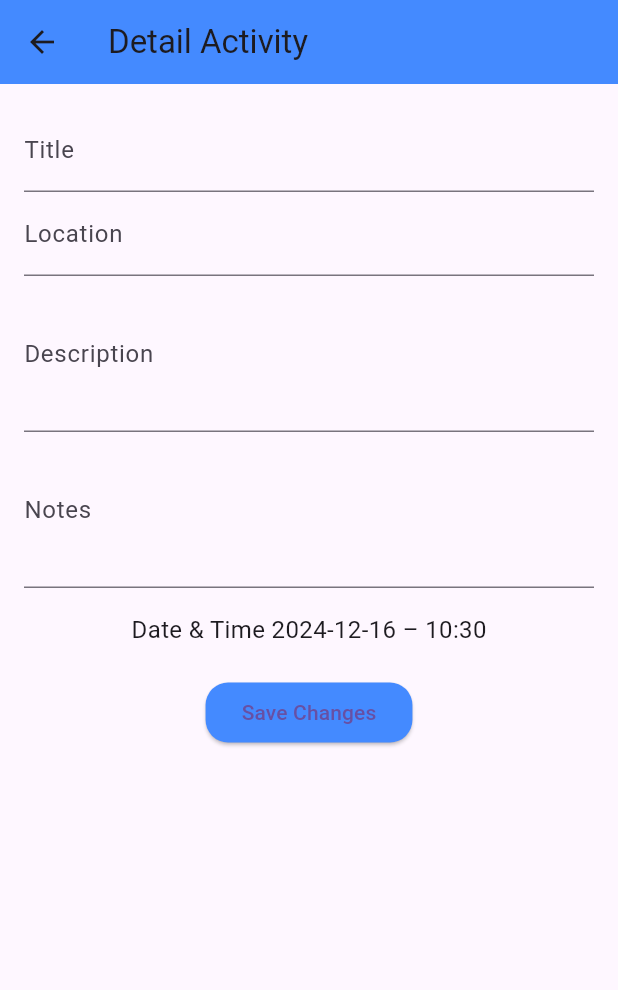
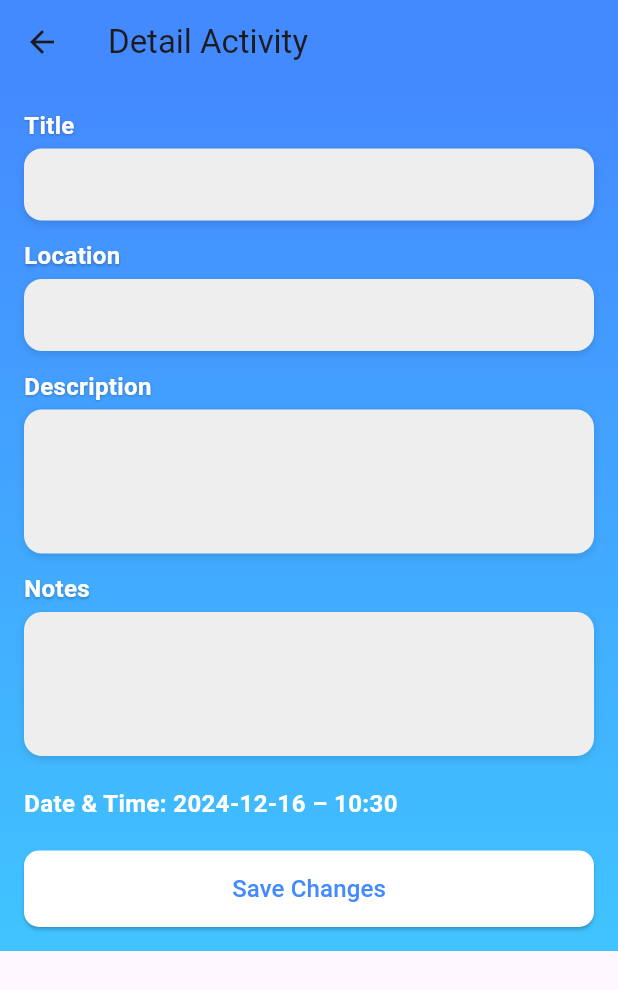
Before and after one commit to alvinoer/fp_what_todo, a Flutter app: the DetailActivityPage screen opened directly with empty values, on a phone screen of 412 x 824 dp. Shown: the top 990 px of the screen. Run offline on Flutter 3.47's test engine with Material 3 defaults, Android fonts, the phone set to English and light mode, and no system bars; our stand-ins replace cloud_firestore, firebase_core; accounts and stored records are empty.

Commit message:
update alya

```diff
--- a/lib/detail_page.dart
+++ b/lib/detail_page.dart
@@ -59,35 +59,58 @@ class _DetailActivityPageState extends State<DetailActivityPage> {
         title: const Text('Detail Activity'),
         backgroundColor: Colors.blueAccent,
       ),
-      body: SingleChildScrollView(
+      body: Container(
+        decoration: const BoxDecoration(
+          gradient: LinearGradient(
+            colors: [Colors.blueAccent, Colors.lightBlueAccent],
+            begin: Alignment.topCenter,
+            end: Alignment.bottomCenter,
+          ),
+        ),
+        child: SingleChildScrollView(
           padding: const EdgeInsets.all(16.0),
           child: Column(
+            crossAxisAlignment: CrossAxisAlignment.start,
             children: [
-            TextField(
-              controller: titleController,
-              decoration: InputDecoration(labelText: 'Title'),
+              // Title Field
+              buildLabel("Title"),
+              buildDecoratedTextField(titleController),
+              const SizedBox(height: 12),
+
+              // Location Field
+              buildLabel("Location"),
+              buildDecoratedTextField(locationController),
+              const SizedBox(height: 12),
+
+              // Description Field
+              buildLabel("Description"),
+              buildDecoratedTextField(descriptionController, maxLines: 3),
+              const SizedBox(height: 12),
+
+              // Notes Field
+              buildLabel("Notes"),
+              buildDecoratedTextField(notesController, maxLines: 3),
+              const SizedBox(height: 20),
+
+              // Date and Time
+              Text(
+                'Date & Time: ${DateFormat('yyyy-MM-dd – HH:mm').format(dateTime)}',
+                style: const TextStyle(fontSize: 16, fontWeight: FontWeight.bold, color: Colors.white),
               ),
-            TextField(
-              controller: locationController,
-              decoration: InputDecoration(labelText: 'Location'),
+              const SizedBox(height: 20),
+
+              // Save Button
+              Center(
+                child: SizedBox(
+                  width: double.infinity,
+                  child: ElevatedButton(
+                    style: ElevatedButton.styleFrom(
+                      backgroundColor: Colors.white,
+                      padding: const EdgeInsets.symmetric(vertical: 14),
+                      shape: RoundedRectangleBorder(
+                        borderRadius: BorderRadius.circular(10),
                       ),
-            TextField(
-              controller: descriptionController,
-              decoration: InputDecoration(labelText: 'Description'),
-              maxLines: 3,
                     ),
-            TextField(
-              controller: notesController,
-              decoration: InputDecoration(labelText: 'Notes'),
-              maxLines: 3,
-            ),
-            SizedBox(height: 16),
-            Text(
-              'Date & Time ${DateFormat('yyyy-MM-dd – HH:mm').format(dateTime)}',
-              style: TextStyle(fontSize: 16),
-            ),
-            SizedBox(height: 20),
-            ElevatedButton(
                     onPressed: () async {
                       final updatedtitle = titleController.text;
                       final updatedlocation = locationController.text;
@@ -100,16 +123,69 @@ class _DetailActivityPageState extends State<DetailActivityPage> {
                           updatedtitle,
                           updatedlocation,
                           updateddescription,
-                    updatednotes
+                          updatednotes,
                         );
                         Navigator.pop(context);
                       }
                     },
-              child: const Text('Save Changes'),
+                    child: const Text(
+                      'Save Changes',
+                      style: TextStyle(color: Colors.blueAccent, fontSize: 16),
+                    ),
+                  ),
+                ),
+              ),
+            ],
+          ),
+        ),
+      ),
+    );
+  }
+
+  // Label Widget
+  Widget buildLabel(String text) {
+    return Padding(
+      padding: const EdgeInsets.only(bottom: 4.0),
+      child: Text(
+        text,
+        style: const TextStyle(
+          fontSize: 16,
+          fontWeight: FontWeight.bold,
+          color: Colors.white,
+          shadows: [
+            Shadow(
+              color: Colors.black26,
+              blurRadius: 2,
+              offset: Offset(0, 1),
             ),
           ],
         ),
       ),
     );
   }
+
+  // Decorated TextField
+  Widget buildDecoratedTextField(TextEditingController controller, {int maxLines = 1}) {
+    return Container(
+      decoration: BoxDecoration(
+        color: Colors.grey.shade200,
+        borderRadius: BorderRadius.circular(12),
+        boxShadow: const [
+          BoxShadow(
+            color: Colors.black12,
+            blurRadius: 4,
+            offset: Offset(0, 2),
+          ),
+        ],
+      ),
+      child: TextField(
+        controller: controller,
+        maxLines: maxLines,
+        decoration: const InputDecoration(
+          contentPadding: EdgeInsets.symmetric(horizontal: 12, vertical: 12),
+          border: InputBorder.none,
+        ),
+      ),
+    );
   }
+}
```
Lines whose indentation alone changed are shown as unchanged.
